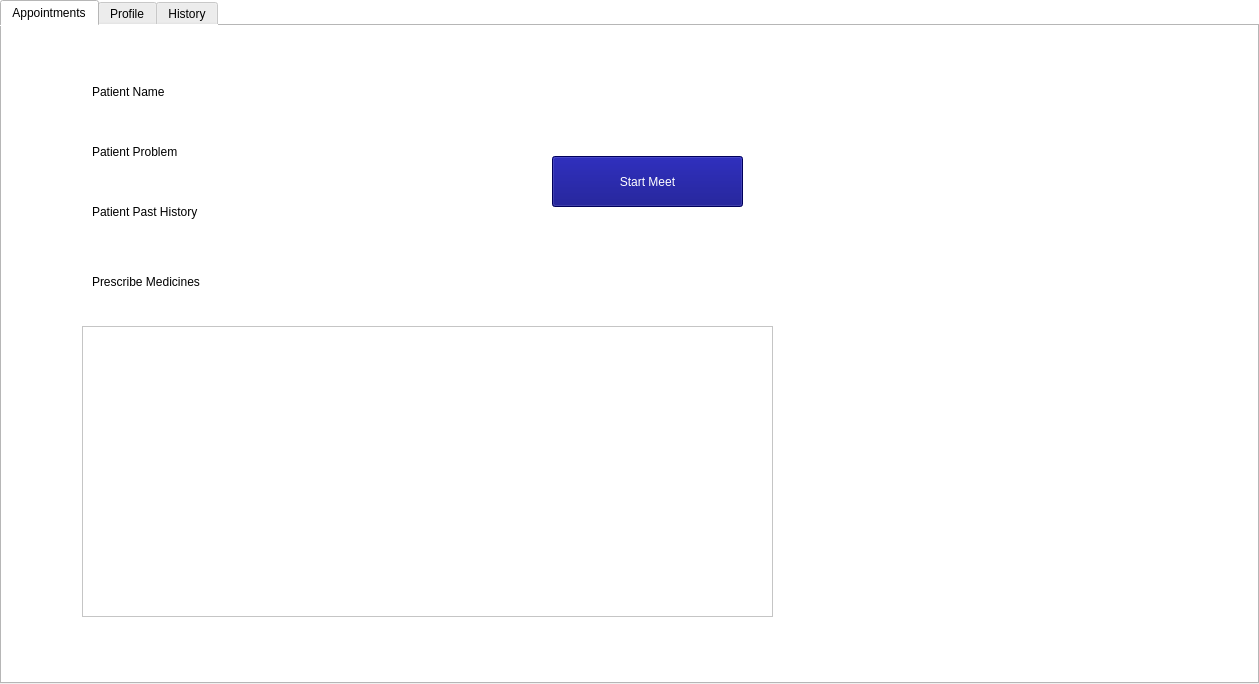
Before: the Qt Designer form frontend/doctordashboard.ui in rushii1192/covid-mgmt, drawn with Qt 5.
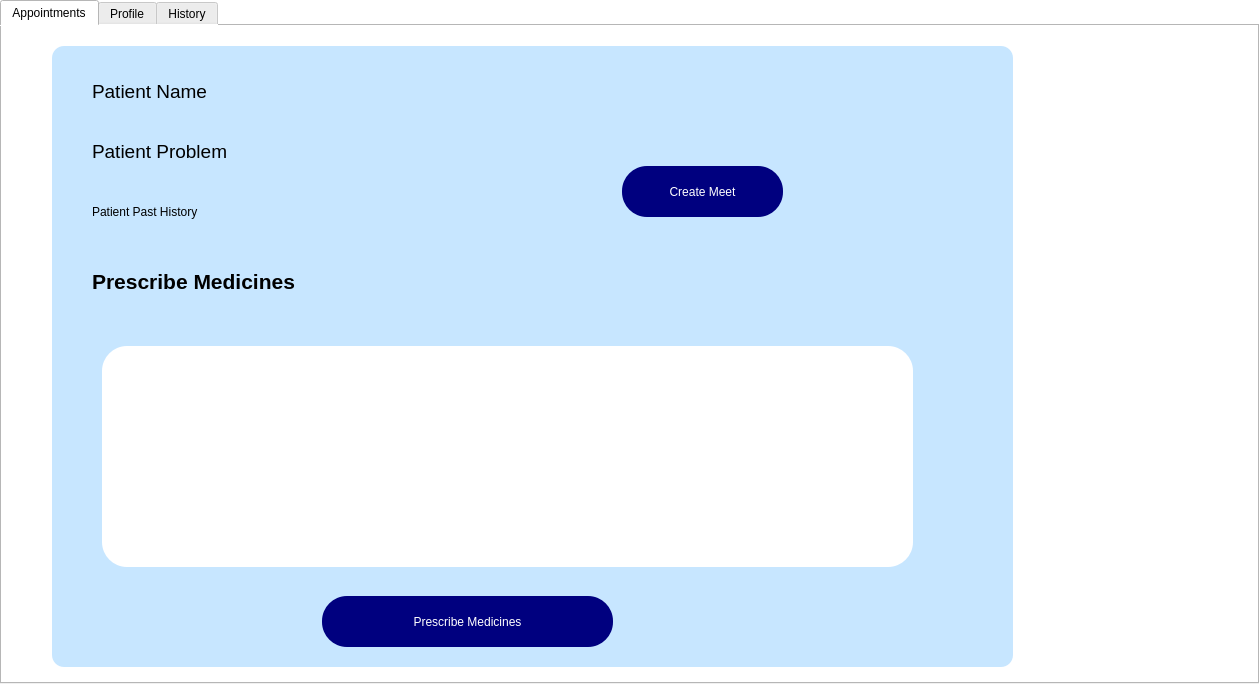
After: the same form once the commit is applied. The open tabs and pages were chosen to show the change. Icons and pictures are not drawn.

What changed in the file:
```diff
--- a/frontend/doctordashboard.ui
+++ b/frontend/doctordashboard.ui
@@ -23,23 +23,6 @@
    <attribute name="title">
     <string>Appointments</string>
    </attribute>
-   <widget class="QPushButton" name="meetStart">
-    <property name="geometry">
-     <rect>
-      <x>550</x>
-      <y>130</y>
-      <width>191</width>
-      <height>51</height>
-     </rect>
-    </property>
-    <property name="styleSheet">
-     <string notr="true">background-color: rgb(0, 0, 127);
-color: rgb(255, 255, 255);</string>
-    </property>
-    <property name="text">
-     <string>Start Meet</string>
-    </property>
-   </widget>
    <widget class="QLabel" name="patientName">
     <property name="geometry">
      <rect>
@@ -49,6 +32,15 @@
       <height>31</height>
      </rect>
     </property>
+    <property name="font">
+     <font>
+      <pointsize>14</pointsize>
+     </font>
+    </property>
+    <property name="styleSheet">
+     <string notr="true">background-color:rgb(199,230,255);
+border-radius:12px;</string>
+    </property>
     <property name="text">
      <string>Patient Name</string>
     </property>
@@ -58,10 +50,19 @@
      <rect>
       <x>90</x>
       <y>110</y>
-      <width>181</width>
+      <width>321</width>
       <height>31</height>
      </rect>
     </property>
+    <property name="font">
+     <font>
+      <pointsize>14</pointsize>
+     </font>
+    </property>
+    <property name="styleSheet">
+     <string notr="true">background-color:rgb(199,230,255);
+border-radius:12px;</string>
+    </property>
     <property name="text">
      <string>Patient Problem</string>
     </property>
@@ -75,6 +76,10 @@
       <height>31</height>
      </rect>
     </property>
+    <property name="styleSheet">
+     <string notr="true">background-color:rgb(199,230,255);
+border-radius:12px;</string>
+    </property>
     <property name="text">
      <string>Patient Past History</string>
     </property>
@@ -84,24 +89,106 @@
      <rect>
       <x>90</x>
       <y>240</y>
-      <width>181</width>
+      <width>281</width>
       <height>31</height>
      </rect>
     </property>
+    <property name="font">
+     <font>
+      <pointsize>16</pointsize>
+      <bold>true</bold>
+     </font>
+    </property>
+    <property name="styleSheet">
+     <string notr="true">background-color:rgb(199,230,255);
+border-radius:12px;</string>
+    </property>
     <property name="text">
      <string>Prescribe Medicines</string>
     </property>
    </widget>
-   <widget class="QTextEdit" name="medicines">
+   <widget class="QPushButton" name="meetStart">
     <property name="geometry">
      <rect>
-      <x>80</x>
-      <y>300</y>
-      <width>691</width>
-      <height>291</height>
+      <x>620</x>
+      <y>140</y>
+      <width>161</width>
+      <height>51</height>
      </rect>
     </property>
+    <property name="cursor">
+     <cursorShape>PointingHandCursor</cursorShape>
+    </property>
+    <property name="styleSheet">
+     <string notr="true">color: rgb(255, 255, 255);
+background-color: rgb(0, 0, 127);
+border-radius:25px;
+font: 16pt &quot;Segoe UI&quot;;</string>
+    </property>
+    <property name="text">
+     <string>Create Meet</string>
+    </property>
    </widget>
+   <widget class="QPushButton" name="prescribeMedicinesButton">
+    <property name="geometry">
+     <rect>
+      <x>320</x>
+      <y>570</y>
+      <width>291</width>
+      <height>51</height>
+     </rect>
+    </property>
+    <property name="cursor">
+     <cursorShape>PointingHandCursor</cursorShape>
+    </property>
+    <property name="styleSheet">
+     <string notr="true">color: rgb(255, 255, 255);
+background-color: rgb(0, 0, 127);
+border-radius:25px;
+font: 16pt &quot;Segoe UI&quot;;</string>
+    </property>
+    <property name="text">
+     <string>Prescribe Medicines</string>
+    </property>
+   </widget>
+   <widget class="QWidget" name="widget" native="true">
+    <property name="geometry">
+     <rect>
+      <x>50</x>
+      <y>20</y>
+      <width>961</width>
+      <height>621</height>
+     </rect>
+    </property>
+    <property name="styleSheet">
+     <string notr="true">background-color:rgb(199,230,255);
+border-radius:12px;</string>
+    </property>
+    <widget class="QTextEdit" name="medicines">
+     <property name="geometry">
+      <rect>
+       <x>50</x>
+       <y>300</y>
+       <width>811</width>
+       <height>221</height>
+      </rect>
+     </property>
+     <property name="styleSheet">
+      <string notr="true">background-color: rgb(255, 255, 255);
+color:rgb(0, 0, 0);
+border-radius:25px;
+padding-left:10px;
+padding-left:25px;</string>
+     </property>
+    </widget>
+   </widget>
+   <zorder>widget</zorder>
+   <zorder>patientName</zorder>
+   <zorder>problem</zorder>
+   <zorder>pastHistory</zorder>
+   <zorder>pastHistory_2</zorder>
+   <zorder>meetStart</zorder>
+   <zorder>prescribeMedicinesButton</zorder>
   </widget>
   <widget class="QWidget" name="profile">
    <attribute name="title">
```
Left out of the diff: 2 changed lines with no effect on the pictures.
